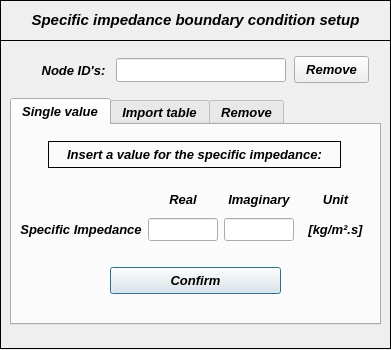
First picture: the form in pulse/uix/user_input/ui/Model/Setup/Acoustic/specificimpedanceInput.ui, repository open-pulse/OpenPulse, before the edit.
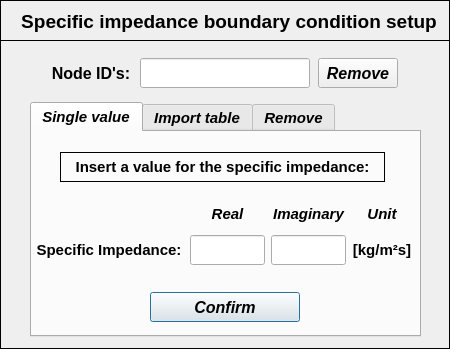
Second picture: the form after the edit. Icons and pictures are not drawn.

```diff
--- a/pulse/uix/user_input/ui/Model/Setup/Acoustic/specificimpedanceInput.ui
+++ b/pulse/uix/user_input/ui/Model/Setup/Acoustic/specificimpedanceInput.ui
@@ -9,8 +9,8 @@
    <rect>
     <x>0</x>
     <y>0</y>
-    <width>391</width>
-    <height>350</height>
+    <width>450</width>
+    <height>349</height>
    </rect>
   </property>
   <property name="sizePolicy">
@@ -21,13 +21,13 @@
   </property>
   <property name="minimumSize">
    <size>
-    <width>391</width>
-    <height>350</height>
+    <width>450</width>
+    <height>349</height>
    </size>
   </property>
   <property name="maximumSize">
    <size>
-    <width>391</width>
+    <width>450</width>
     <height>350</height>
    </size>
   </property>
@@ -44,29 +44,27 @@
   <property name="whatsThis">
    <string/>
   </property>
-  <widget class="QWidget" name="widget" native="true">
-   <property name="geometry">
-    <rect>
-     <x>0</x>
-     <y>0</y>
-     <width>391</width>
-     <height>357</height>
-    </rect>
-   </property>
-   <property name="font">
-    <font>
-     <kerning>true</kerning>
-    </font>
-   </property>
    <widget class="QFrame" name="frame">
     <property name="geometry">
      <rect>
       <x>0</x>
       <y>0</y>
-      <width>391</width>
+     <width>450</width>
       <height>41</height>
      </rect>
     </property>
+   <property name="minimumSize">
+    <size>
+     <width>450</width>
+     <height>0</height>
+    </size>
+   </property>
+   <property name="maximumSize">
+    <size>
+     <width>450</width>
+     <height>16777215</height>
+    </size>
+   </property>
     <property name="frameShape">
      <enum>QFrame::Box</enum>
     </property>
@@ -79,18 +77,30 @@
     <widget class="QLabel" name="label">
      <property name="geometry">
       <rect>
-       <x>10</x>
-       <y>12</y>
-       <width>371</width>
-       <height>16</height>
-      </rect>
-     </property>
+      <x>4</x>
+      <y>6</y>
+      <width>450</width>
+      <height>30</height>
+     </rect>
+    </property>
+    <property name="minimumSize">
+     <size>
+      <width>450</width>
+      <height>30</height>
+     </size>
+    </property>
+    <property name="maximumSize">
+     <size>
+      <width>450</width>
+      <height>30</height>
+     </size>
+    </property>
      <property name="font">
       <font>
        <family>Arial</family>
-       <pointsize>11</pointsize>
+      <pointsize>14</pointsize>
        <weight>75</weight>
-       <italic>true</italic>
+      <italic>false</italic>
        <bold>true</bold>
       </font>
      </property>
@@ -110,72 +120,59 @@
      <rect>
       <x>0</x>
       <y>40</y>
-      <width>391</width>
+     <width>450</width>
       <height>309</height>
      </rect>
     </property>
+   <property name="minimumSize">
+    <size>
+     <width>450</width>
+     <height>0</height>
+    </size>
+   </property>
+   <property name="maximumSize">
+    <size>
+     <width>450</width>
+     <height>16777215</height>
+    </size>
+   </property>
+   <property name="sizeIncrement">
+    <size>
+     <width>0</width>
+     <height>0</height>
+    </size>
+   </property>
     <property name="frameShape">
      <enum>QFrame::Box</enum>
     </property>
     <property name="frameShadow">
      <enum>QFrame::Plain</enum>
     </property>
-    <widget class="QWidget" name="verticalLayoutWidget">
-     <property name="geometry">
-      <rect>
-       <x>34</x>
-       <y>19</y>
-       <width>79</width>
-       <height>23</height>
-      </rect>
-     </property>
-     <layout class="QVBoxLayout" name="verticalLayout">
-      <item>
-       <widget class="QLabel" name="label_2">
-        <property name="font">
-         <font>
-          <family>Arial</family>
-          <pointsize>10</pointsize>
-          <weight>75</weight>
-          <italic>true</italic>
-          <bold>true</bold>
-         </font>
-        </property>
-        <property name="text">
-         <string>Node ID's:</string>
-        </property>
-        <property name="alignment">
-         <set>Qt::AlignCenter</set>
-        </property>
-       </widget>
-      </item>
-     </layout>
-    </widget>
     <widget class="QTabWidget" name="tabWidget_specific_impedance">
      <property name="geometry">
       <rect>
-       <x>10</x>
-       <y>58</y>
-       <width>371</width>
-       <height>227</height>
+      <x>30</x>
+      <y>62</y>
+      <width>391</width>
+      <height>235</height>
       </rect>
      </property>
      <property name="minimumSize">
       <size>
-       <width>0</width>
-       <height>227</height>
+      <width>391</width>
+      <height>235</height>
       </size>
      </property>
      <property name="maximumSize">
       <size>
-       <width>16777215</width>
-       <height>227</height>
+      <width>391</width>
+      <height>235</height>
       </size>
      </property>
      <property name="font">
       <font>
        <family>Arial</family>
-       <pointsize>10</pointsize>
+      <pointsize>11</pointsize>
        <weight>75</weight>
        <italic>true</italic>
        <bold>true</bold>
@@ -191,16 +188,28 @@
       <widget class="QPushButton" name="pushButton_single_values_confirm">
        <property name="geometry">
         <rect>
-         <x>98</x>
-         <y>142</y>
-         <width>171</width>
-         <height>27</height>
-        </rect>
-       </property>
+        <x>118</x>
+        <y>160</y>
+        <width>150</width>
+        <height>30</height>
+       </rect>
+      </property>
+      <property name="minimumSize">
+       <size>
+        <width>150</width>
+        <height>30</height>
+       </size>
+      </property>
+      <property name="maximumSize">
+       <size>
+        <width>150</width>
+        <height>30</height>
+       </size>
+      </property>
        <property name="font">
         <font>
          <family>Arial</family>
-         <pointsize>10</pointsize>
+        <pointsize>12</pointsize>
          <weight>75</weight>
          <italic>true</italic>
          <bold>true</bold>
@@ -213,36 +222,39 @@
       <widget class="QWidget" name="gridLayoutWidget">
        <property name="geometry">
         <rect>
-         <x>8</x>
-         <y>62</y>
-         <width>351</width>
-         <height>61</height>
+        <x>2</x>
+        <y>66</y>
+        <width>378</width>
+        <height>71</height>
         </rect>
        </property>
        <layout class="QGridLayout" name="gridLayout">
-        <item row="1" column="2">
+       <item row="1" column="2" alignment="Qt::AlignHCenter">
          <widget class="QLineEdit" name="lineEdit_specific_impedance_imag">
           <property name="minimumSize">
            <size>
-            <width>70</width>
-            <height>0</height>
+           <width>75</width>
+           <height>30</height>
            </size>
           </property>
           <property name="maximumSize">
            <size>
-            <width>70</width>
-            <height>16777215</height>
+           <width>75</width>
+           <height>30</height>
            </size>
           </property>
           <property name="font">
            <font>
             <family>Arial</family>
-            <pointsize>10</pointsize>
+           <pointsize>11</pointsize>
             <weight>75</weight>
             <italic>true</italic>
             <bold>true</bold>
            </font>
           </property>
+         <property name="styleSheet">
+          <string notr="true">color: rgb(255, 0, 0);</string>
+         </property>
           <property name="text">
            <string/>
           </property>
@@ -251,29 +263,32 @@
           </property>
          </widget>
         </item>
-        <item row="1" column="1">
+       <item row="1" column="1" alignment="Qt::AlignHCenter">
          <widget class="QLineEdit" name="lineEdit_specific_impedance_real">
           <property name="minimumSize">
            <size>
-            <width>70</width>
-            <height>0</height>
+           <width>75</width>
+           <height>30</height>
            </size>
           </property>
           <property name="maximumSize">
            <size>
-            <width>70</width>
-            <height>16777215</height>
+           <width>75</width>
+           <height>30</height>
            </size>
           </property>
           <property name="font">
            <font>
             <family>Arial</family>
-            <pointsize>10</pointsize>
+           <pointsize>11</pointsize>
             <weight>75</weight>
             <italic>true</italic>
             <bold>true</bold>
            </font>
           </property>
+         <property name="styleSheet">
+          <string notr="true">color: rgb(255, 0, 0);</string>
+         </property>
           <property name="text">
            <string/>
           </property>
@@ -286,25 +301,25 @@
          <widget class="QLabel" name="label_13">
           <property name="minimumSize">
            <size>
-            <width>40</width>
-            <height>20</height>
+           <width>60</width>
+           <height>30</height>
            </size>
           </property>
           <property name="maximumSize">
            <size>
-            <width>100</width>
-            <height>20</height>
+           <width>60</width>
+           <height>30</height>
            </size>
           </property>
           <property name="font">
            <font>
             <family>Arial</family>
-            <pointsize>10</pointsize>
-            <italic>true</italic>
+           <pointsize>11</pointsize>
+           <italic>false</italic>
            </font>
           </property>
           <property name="text">
-           <string>[kg/m².s]</string>
+          <string>[kg/m²s]</string>
           </property>
           <property name="alignment">
            <set>Qt::AlignCenter</set>
@@ -315,20 +330,20 @@
          <widget class="QLabel" name="label_5">
           <property name="minimumSize">
            <size>
-            <width>50</width>
-            <height>15</height>
+           <width>60</width>
+           <height>25</height>
            </size>
           </property>
           <property name="maximumSize">
            <size>
-            <width>16777215</width>
-            <height>15</height>
+           <width>60</width>
+           <height>25</height>
            </size>
           </property>
           <property name="font">
            <font>
             <family>Arial</family>
-            <pointsize>10</pointsize>
+           <pointsize>11</pointsize>
             <weight>75</weight>
             <italic>true</italic>
             <bold>true</bold>
@@ -352,20 +367,20 @@
          <widget class="QLabel" name="label_8">
           <property name="minimumSize">
            <size>
-            <width>0</width>
-            <height>15</height>
+           <width>75</width>
+           <height>25</height>
            </size>
           </property>
           <property name="maximumSize">
            <size>
-            <width>16777215</width>
-            <height>15</height>
+           <width>75</width>
+           <height>25</height>
            </size>
           </property>
           <property name="font">
            <font>
             <family>Arial</family>
-            <pointsize>10</pointsize>
+           <pointsize>11</pointsize>
             <weight>75</weight>
             <italic>true</italic>
             <bold>true</bold>
@@ -389,20 +404,20 @@
          <widget class="QLabel" name="label_7">
           <property name="minimumSize">
            <size>
-            <width>0</width>
-            <height>15</height>
+           <width>75</width>
+           <height>25</height>
            </size>
           </property>
           <property name="maximumSize">
            <size>
-            <width>16777215</width>
-            <height>15</height>
+           <width>75</width>
+           <height>25</height>
            </size>
           </property>
           <property name="font">
            <font>
             <family>Arial</family>
-            <pointsize>10</pointsize>
+           <pointsize>11</pointsize>
             <weight>75</weight>
             <italic>true</italic>
             <bold>true</bold>
@@ -427,15 +442,27 @@
           <property name="enabled">
            <bool>true</bool>
           </property>
+         <property name="minimumSize">
+          <size>
+           <width>148</width>
+           <height>30</height>
+          </size>
+         </property>
+         <property name="maximumSize">
+          <size>
+           <width>16777215</width>
+           <height>30</height>
+          </size>
+         </property>
           <property name="font">
            <font>
             <family>Arial</family>
-            <pointsize>10</pointsize>
-            <italic>true</italic>
+           <pointsize>11</pointsize>
+           <italic>false</italic>
            </font>
           </property>
           <property name="text">
-           <string>Specific Impedance</string>
+          <string>Specific Impedance:</string>
           </property>
           <property name="alignment">
            <set>Qt::AlignCenter</set>
@@ -450,18 +477,30 @@
        </property>
        <property name="geometry">
         <rect>
-         <x>36</x>
-         <y>16</y>
-         <width>293</width>
-         <height>27</height>
-        </rect>
-       </property>
+        <x>28</x>
+        <y>20</y>
+        <width>325</width>
+        <height>30</height>
+       </rect>
+      </property>
+      <property name="minimumSize">
+       <size>
+        <width>325</width>
+        <height>30</height>
+       </size>
+      </property>
+      <property name="maximumSize">
+       <size>
+        <width>325</width>
+        <height>30</height>
+       </size>
+      </property>
        <property name="font">
         <font>
          <family>Arial</family>
-         <pointsize>10</pointsize>
+        <pointsize>11</pointsize>
          <weight>75</weight>
-         <italic>true</italic>
+        <italic>false</italic>
          <bold>true</bold>
         </font>
        </property>
@@ -758,10 +797,10 @@
     <widget class="QLineEdit" name="lineEdit_nodeID">
      <property name="geometry">
       <rect>
-       <x>116</x>
+      <x>140</x>
        <y>18</y>
        <width>170</width>
-       <height>24</height>
+      <height>30</height>
       </rect>
      </property>
      <property name="minimumSize">
@@ -779,7 +818,7 @@
      <property name="font">
       <font>
        <family>Arial</family>
-       <pointsize>10</pointsize>
+      <pointsize>11</pointsize>
        <weight>75</weight>
        <italic>true</italic>
        <bold>true</bold>
@@ -788,6 +827,9 @@
      <property name="focusPolicy">
       <enum>Qt::ClickFocus</enum>
      </property>
+    <property name="styleSheet">
+     <string notr="true">color: rgb(0, 0, 255);</string>
+    </property>
      <property name="text">
       <string/>
      </property>
@@ -798,28 +840,28 @@
     <widget class="QPushButton" name="pushButton_remove_bc_confirm">
      <property name="geometry">
       <rect>
-       <x>294</x>
-       <y>16</y>
-       <width>75</width>
-       <height>27</height>
+      <x>318</x>
+      <y>18</y>
+      <width>80</width>
+      <height>30</height>
       </rect>
      </property>
      <property name="minimumSize">
       <size>
-       <width>0</width>
-       <height>27</height>
+      <width>80</width>
+      <height>30</height>
       </size>
      </property>
      <property name="maximumSize">
       <size>
-       <width>16777215</width>
-       <height>26</height>
+      <width>80</width>
+      <height>30</height>
       </size>
      </property>
      <property name="font">
       <font>
        <family>Arial</family>
-       <pointsize>10</pointsize>
+      <pointsize>12</pointsize>
        <weight>75</weight>
        <italic>true</italic>
        <bold>true</bold>
@@ -829,6 +871,42 @@
       <string>Remove</string>
      </property>
     </widget>
+   <widget class="QLabel" name="label_2">
+    <property name="geometry">
+     <rect>
+      <x>46</x>
+      <y>18</y>
+      <width>90</width>
+      <height>30</height>
+     </rect>
+    </property>
+    <property name="minimumSize">
+     <size>
+      <width>90</width>
+      <height>30</height>
+     </size>
+    </property>
+    <property name="maximumSize">
+     <size>
+      <width>90</width>
+      <height>30</height>
+     </size>
+    </property>
+    <property name="font">
+     <font>
+      <family>Arial</family>
+      <pointsize>12</pointsize>
+      <weight>75</weight>
+      <italic>false</italic>
+      <bold>true</bold>
+     </font>
+    </property>
+    <property name="text">
+     <string>Node ID's:</string>
+    </property>
+    <property name="alignment">
+     <set>Qt::AlignCenter</set>
+    </property>
    </widget>
   </widget>
  </widget>
```
Left out of the diff: 223 changed lines with no effect on the pictures. Lines whose indentation alone changed are shown as unchanged.
